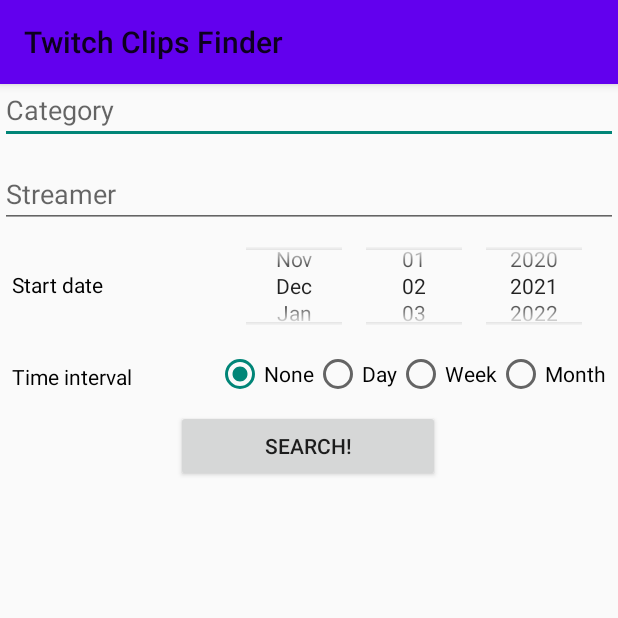
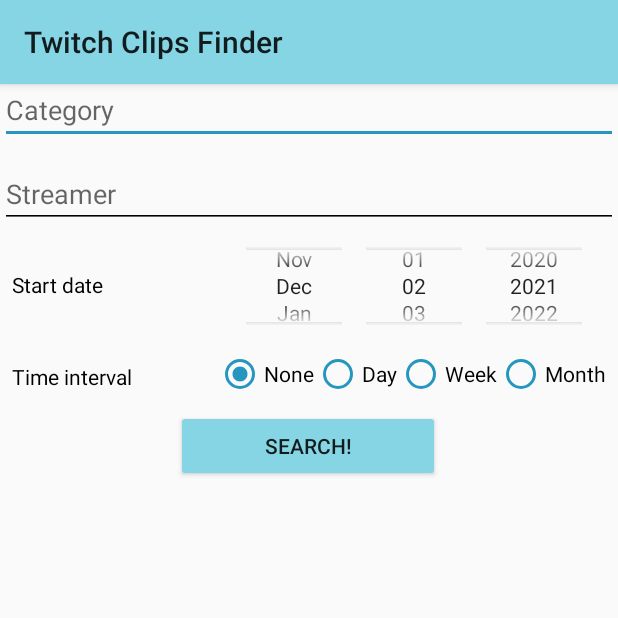
Before and after one commit to MichaelMcGilvray/4630f2021, an Android app: the screen it shows after launch (MainActivity), on a phone screen of 412 x 824 dp, the top half of it. Run offline under Robolectric (Android 15) with nearby library versions, the phone set to English and light mode, and no system bars; our stand-ins replace Picasso; pictures from the network do not load.

```diff
--- a/FinalProject/TwitchClipsFinder/app/src/main/java/com/example/twitchclipsfinder/Clip.java
+++ b/FinalProject/TwitchClipsFinder/app/src/main/java/com/example/twitchclipsfinder/Clip.java
@@ -15,8 +15,9 @@ public class Clip implements Serializable {
     public String _video_id;
     public String _created_at;
     public String _game_id;
+    public String _broadcaster_id;
 
-    Clip(String thumbnail, String embed_url, String url, String title, int views, String broadcaster_name, String video_id, String created_at, String game_id) {
+    Clip(String thumbnail, String embed_url, String url, String title, int views, String broadcaster_name, String video_id, String created_at, String game_id, String broadcaster_id) {
         _thumbnail = thumbnail;
         _embed_url = embed_url;
         _url = url;
@@ -26,6 +27,7 @@ public class Clip implements Serializable {
         _video_id = video_id;
         _created_at = created_at;
         _game_id = game_id;
+        _broadcaster_id = broadcaster_id;
     }
 
     Clip(JSONObject jsonObject) throws JSONException {
@@ -38,6 +40,7 @@ public class Clip implements Serializable {
         _video_id = jsonObject.getString("video_id");
         _created_at = jsonObject.getString("created_at");
         _game_id = jsonObject.getString("game_id");
+        _broadcaster_id = jsonObject.getString("broadcaster_id");
     }
 
     public void print() {
@@ -49,6 +52,7 @@ public class Clip implements Serializable {
                 + "\tURL = " + _url + "\n"
                 + "\tVideo ID = " + _video_id + "\n"
                 + "\tCreated at = " + _created_at + "\n"
+                + "\tBroadcaster ID = " + _broadcaster_id + "\n"
         );
     }
 }
--- a/FinalProject/TwitchClipsFinder/app/src/main/java/com/example/twitchclipsfinder/Tuple.java
+++ b/FinalProject/TwitchClipsFinder/app/src/main/java/com/example/twitchclipsfinder/Tuple.java
@@ -1,6 +1,4 @@
 package com.example.twitchclipsfinder;
-
-import org.json.JSONObject;
 
 public class Tuple {
     public String _key = "";
--- a/FinalProject/TwitchClipsFinder/app/src/main/res/layout/activity_main.xml
+++ b/FinalProject/TwitchClipsFinder/app/src/main/res/layout/activity_main.xml
@@ -11,6 +11,7 @@
         android:id="@+id/categorySearch"
         android:layout_width="match_parent"
         android:layout_height="40dp"
+        android:theme="@style/Autocomplete"
         app:layout_constraintStart_toStartOf="parent"
         app:layout_constraintTop_toTopOf="parent" />
 
@@ -19,6 +20,7 @@
         android:layout_width="match_parent"
         android:layout_height="40dp"
         android:layout_marginTop="56dp"
+        android:theme="@style/Autocomplete"
         app:layout_constraintEnd_toEndOf="parent"
         app:layout_constraintTop_toTopOf="parent" />
 
@@ -68,26 +70,30 @@
             android:id="@+id/datePicker_none"
             android:layout_width="match_parent"
             android:layout_height="wrap_content"
+            android:checked="true"
             android:text="None"
-            android:checked="true"/>
+            android:buttonTint="@color/blue"/>
 
         <RadioButton
             android:id="@+id/datePicker_day"
             android:layout_width="match_parent"
             android:layout_height="wrap_content"
-            android:text="Day" />
+            android:text="Day"
+            android:buttonTint="@color/blue"/>
 
         <RadioButton
             android:id="@+id/datePicker_week"
             android:layout_width="match_parent"
             android:layout_height="wrap_content"
-            android:text="Week" />
+            android:text="Week"
+            android:buttonTint="@color/blue"/>
 
         <RadioButton
             android:id="@+id/datePicker_month"
             android:layout_width="match_parent"
             android:layout_height="wrap_content"
-            android:text="Month" />
+            android:text="Month"
+            android:buttonTint="@color/blue"/>
     </RadioGroup>
 
     <Button
@@ -95,6 +101,7 @@
         android:layout_width="176dp"
         android:layout_height="wrap_content"
         android:layout_marginTop="8dp"
+        android:backgroundTint="@color/light_blue"
         android:text="@string/search"
         app:layout_constraintEnd_toEndOf="parent"
         app:layout_constraintHorizontal_bias="0.498"
--- a/FinalProject/TwitchClipsFinder/app/src/main/res/values-night/themes.xml
+++ b/FinalProject/TwitchClipsFinder/app/src/main/res/values-night/themes.xml
@@ -2,15 +2,17 @@
     <!-- Base application theme. -->
     <style name="Theme.TwitchClipsFinder" parent="Theme.AppCompat.Light">
         <!-- Primary brand color. -->
-        <item name="colorPrimary">@color/purple_200</item>
-        <item name="colorPrimaryVariant">@color/purple_700</item>
-        <item name="colorOnPrimary">@color/black</item>
+        <item name="colorPrimary">@color/light_blue</item>
+        <item name="colorPrimaryVariant">@color/blue</item>
+        <item name="colorOnPrimary">@color/white</item>
         <!-- Secondary brand color. -->
         <item name="colorSecondary">@color/teal_200</item>
-        <item name="colorSecondaryVariant">@color/teal_200</item>
+        <item name="colorSecondaryVariant">@color/teal_700</item>
         <item name="colorOnSecondary">@color/black</item>
         <!-- Status bar color. -->
         <item name="android:statusBarColor" tools:targetApi="l">?attr/colorPrimaryVariant</item>
         <!-- Customize your theme here. -->
+
+        <item name="android:windowNoTitle">true</item>
     </style>
 </resources>
--- a/FinalProject/TwitchClipsFinder/app/src/main/res/values/colors.xml
+++ b/FinalProject/TwitchClipsFinder/app/src/main/res/values/colors.xml
@@ -7,4 +7,7 @@
     <color name="teal_700">#FF018786</color>
     <color name="black">#FF000000</color>
     <color name="white">#FFFFFFFF</color>
+
+    <color name="blue">#2596be</color>
+    <color name="light_blue">#86d5e4</color>
 </resources>
--- a/FinalProject/TwitchClipsFinder/app/src/main/res/values/themes.xml
+++ b/FinalProject/TwitchClipsFinder/app/src/main/res/values/themes.xml
@@ -2,8 +2,8 @@
     <!-- Base application theme. -->
     <style name="Theme.TwitchClipsFinder" parent="Theme.AppCompat.Light">
         <!-- Primary brand color. -->
-        <item name="colorPrimary">@color/purple_500</item>
-        <item name="colorPrimaryVariant">@color/purple_700</item>
+        <item name="colorPrimary">@color/light_blue</item>
+        <item name="colorPrimaryVariant">@color/blue</item>
         <item name="colorOnPrimary">@color/white</item>
         <!-- Secondary brand color. -->
         <item name="colorSecondary">@color/teal_200</item>
@@ -15,4 +15,9 @@
 
         <item name="android:windowNoTitle">true</item>
     </style>
+
+    <style name="Autocomplete">
+        <item name="colorControlNormal">@color/black</item>
+        <item name="colorControlActivated">@color/blue</item>
+    </style>
 </resources>
```
Also changed, not shown: FinalProject/TwitchClipsFinder/app/src/main/java/com/example/twitchclipsfinder/Clip_Watching.java (+114 -63 lines), FinalProject/TwitchClipsFinder/app/src/main/java/com/example/twitchclipsfinder/MainActivity.java (+20 -68 lines), FinalProject/TwitchClipsFinder/app/src/main/java/com/example/twitchclipsfinder/clipGenerator.java (+11 -22 lines), FinalProject/TwitchClipsFinder/app/src/main/java/com/example/twitchclipsfinder/twitchRequest.java (+0 -8 lines), FinalProject/TwitchClipsFinder/app/src/main/res/layout/activity_clip_watching.xml (+18 -3 lines), 7 other files.
